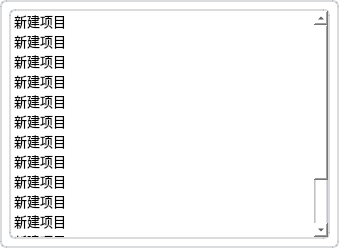
Before: the Qt Designer form historycommondwidget.ui in HuaGouFdog/Fdog-Kit, drawn with Qt 5.
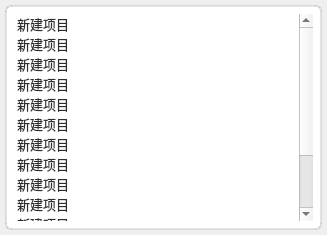
After: the same form once the commit is applied.

Commit message: 优化历史命令界面颜色

```diff
--- a/historycommondwidget.ui
+++ b/historycommondwidget.ui
@@ -6,30 +6,42 @@
    <rect>
     <x>0</x>
     <y>0</y>
-    <width>339</width>
-    <height>248</height>
+    <width>327</width>
+    <height>235</height>
    </rect>
   </property>
   <property name="windowTitle">
    <string>Form</string>
   </property>
   <property name="styleSheet">
-   <string notr="true">background-color: rgb(255, 255, 255);
-/*padding:5px;*/
-border-radius:6px;
-border:2px solid rgb(108, 117, 125, 65); </string>
+   <string notr="true">color: rgb(45, 45, 45);</string>
   </property>
-  <layout class="QVBoxLayout" name="verticalLayout">
+  <layout class="QVBoxLayout" name="verticalLayout_2">
    <property name="leftMargin">
-    <number>9</number>
+    <number>5</number>
    </property>
    <property name="topMargin">
-    <number>9</number>
+    <number>5</number>
    </property>
    <property name="rightMargin">
-    <number>9</number>
+    <number>5</number>
    </property>
    <property name="bottomMargin">
+    <number>5</number>
+   </property>
+   <item>
+    <widget class="QWidget" name="widget_body" native="true">
+     <property name="styleSheet">
+      <string notr="true">#widget_body{
+background-color: rgb(255, 255, 255);
+/*padding:5px;*/
+border-radius:6px;
+	border: 2px solid;
+	border-color: rgba(126, 126, 126, 50);
+}</string>
+     </property>
+     <layout class="QVBoxLayout" name="verticalLayout">
+      <property name="rightMargin">
     <number>9</number>
    </property>
    <item>
@@ -42,7 +54,61 @@
       </font>
      </property>
      <property name="styleSheet">
-      <string notr="true">color: rgb(0, 0, 0);</string>
+         <string notr="true">#listWidget{
+border: 0px solid;
+border-color: rgba(126, 126, 126, 50);
+background-color: rgb(255, 255, 255);
+color: rgb(45, 45, 45);
+}
+QScrollBar:vertical{
+    width: 10px;
+	background-color: rgba(0, 41, 69, 0);
+    margin: 0px,0px,0px,0px;
+    padding-top: 0px;		/*//隐藏上下的箭头*/
+    padding-bottom: 0px;
+}
+
+
+QScrollBar::handle:vertical{
+    width: 10px;
+	
+	background-color: rgb(239, 239, 239);
+    /*滚动条两端变成椭圆 */
+    border-radius: 2px;
+    min-height: 0;
+}
+
+QScrollBar::sub-page:vertical {
+    
+	background-color: rgba(255, 255, 255, 0);
+}
+QScrollBar::add-page:vertical 
+{
+    background-color: rgba(255, 255, 255, 0);
+}
+
+QScrollBar::add-line:vertical {
+	border: none;
+    height: 0px;
+    subcontrol-position: bottom;
+    subcontrol-origin: margin;
+}
+QScrollBar::sub-line:vertical {
+    border: none;
+    height: 0px;
+    subcontrol-position: top;
+    subcontrol-origin: margin;
+}
+
+QScrollBar::down-arrow:vertical {
+    border:none;
+}
+
+QScrollBar::up-arrow:vertical {
+    border:none;
+}
+
+</string>
      </property>
      <item>
       <property name="text">
@@ -114,6 +180,9 @@
        <string>新建项目</string>
       </property>
      </item>
+       </widget>
+      </item>
+     </layout>
     </widget>
    </item>
   </layout>
```
Lines whose indentation alone changed are shown as unchanged. The commit also changes 7 other files.
